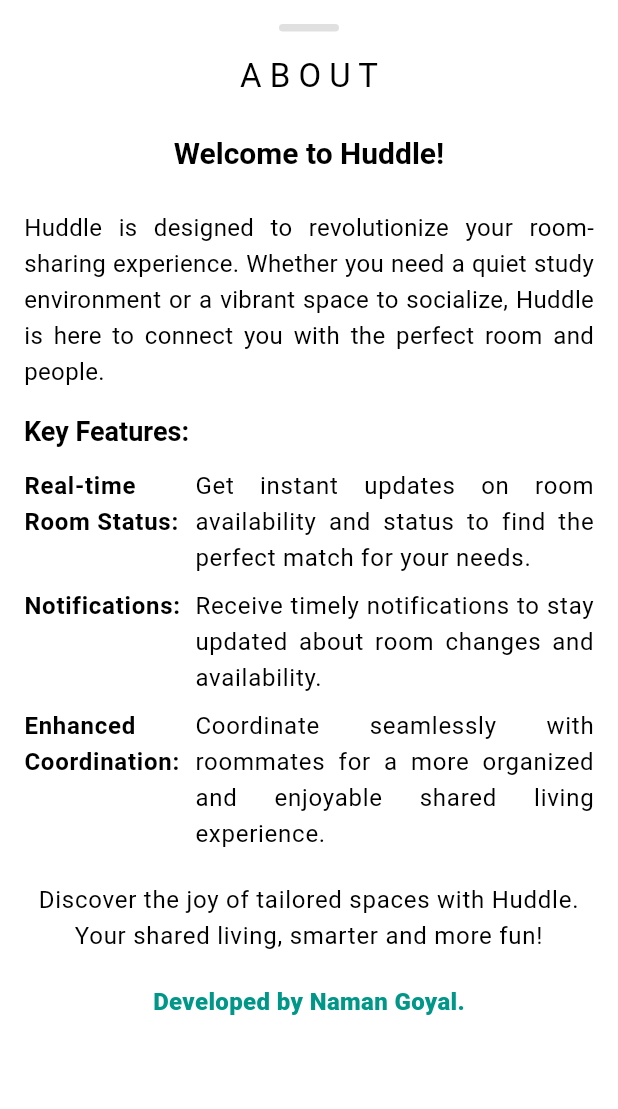
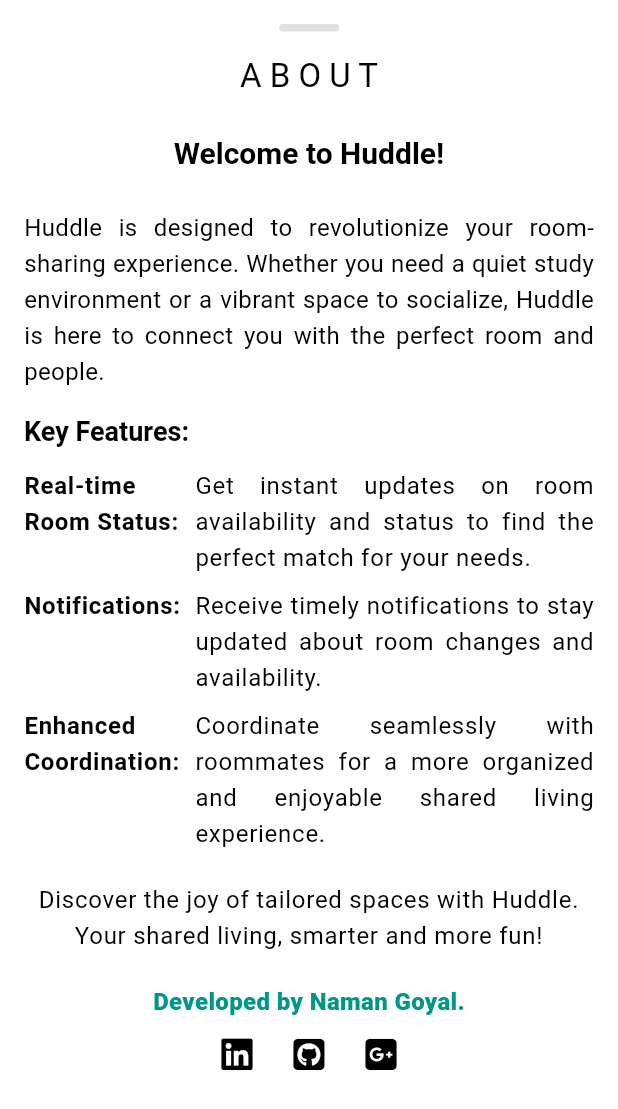
Before and after one commit to NamanGoyalK/Huddle-Flutter-App, a Flutter app: the AboutContent widget shown alone on an empty page, opened directly, on a phone screen of 412 x 824 dp. Shown: the top 1109 px of the screen. Run offline on Flutter 3.47's test engine with Material 3 defaults, Android fonts, the phone set to English and light mode, and no system bars; our stand-ins replace cloud_firestore, equatable, firebase_auth, firebase_core, flutter_bloc, font_awesome_flutter and 2 more; accounts and stored records are empty; generated files the repository leaves out were written again.

Commit message:
Enhance About section: convert AboutContent to StatefulWidget, add social media links with icons, and implement email copy functionality with user feedback.

```diff
--- a/lib/features/settings/presentation/pages/components/about_bottom_sheet.dart
+++ b/lib/features/settings/presentation/pages/components/about_bottom_sheet.dart
@@ -1,4 +1,6 @@
 import 'package:flutter/material.dart';
+import 'package:flutter/services.dart';
+import 'package:font_awesome_flutter/font_awesome_flutter.dart';
 import 'package:url_launcher/url_launcher.dart';
 
 void showAboutBottomSheet(BuildContext context) {
@@ -15,14 +17,31 @@ void showAboutBottomSheet(BuildContext context) {
   );
 }
 
-class AboutContent extends StatelessWidget {
+class AboutContent extends StatefulWidget {
   const AboutContent({super.key});
+
+  @override
+  _AboutContentState createState() => _AboutContentState();
+}
+
+class _AboutContentState extends State<AboutContent> {
+  String helperText = '';
+  final ScrollController _scrollController = ScrollController();
+
+  void _scrollToEnd() {
+    _scrollController.animateTo(
+      _scrollController.position.maxScrollExtent,
+      duration: Duration(milliseconds: 300),
+      curve: Curves.easeOut,
+    );
+  }
 
   @override
   Widget build(BuildContext context) {
     return Padding(
       padding: const EdgeInsets.all(16.0),
       child: SingleChildScrollView(
+        controller: _scrollController,
         child: Column(
           mainAxisSize: MainAxisSize.min,
           crossAxisAlignment: CrossAxisAlignment.start,
@@ -126,7 +145,70 @@ class AboutContent extends StatelessWidget {
                       ),
                     ),
                   ),
-                  Row(),
+                  Row(
+                    crossAxisAlignment: CrossAxisAlignment.center,
+                    mainAxisAlignment: MainAxisAlignment.center,
+                    children: [
+                      IconButton(
+                        onPressed: () async {
+                          const url =
+                              'https://www.linkedin.com/in/naman-goyal-dev';
+                          final uri = Uri.parse(url);
+                          if (await canLaunchUrl(uri)) {
+                            await launchUrl(uri);
+                          } else {
+                            throw 'Could not launch $url';
+                          }
+                        },
+                        icon: Icon(FontAwesomeIcons.linkedin),
+                      ),
+                      IconButton(
+                        onPressed: () async {
+                          const url = 'https://github.com/NamanGoyalK';
+                          final uri = Uri.parse(url);
+                          if (await canLaunchUrl(uri)) {
+                            await launchUrl(uri);
+                          } else {
+                            throw 'Could not launch $url';
+                          }
+                        },
+                        icon: Icon(FontAwesomeIcons.squareGithub),
+                      ),
+                      IconButton(
+                        onPressed: () async {
+                          const email = 'namangoyaldev@gmail.com';
+                          await Clipboard.setData(ClipboardData(text: email));
+                          setState(() {
+                            helperText =
+                                'You can contact me at namangoyaldev@gmail.com. The email address has been copied to your clipboard.';
+                          });
+                          _scrollToEnd();
+                        },
+                        icon: Icon(FontAwesomeIcons.squareGooglePlus),
+                      ),
+                    ],
+                  ),
+                  if (helperText.isNotEmpty) // Conditionally show the text
+                    Padding(
+                      padding: const EdgeInsets.only(top: 8.0),
+                      child: Column(
+                        mainAxisAlignment: MainAxisAlignment.center,
+                        crossAxisAlignment: CrossAxisAlignment.center,
+                        children: [
+                          Text(
+                            helperText,
+                            style: Theme.of(context)
+                                .textTheme
+                                .bodyMedium
+                                ?.copyWith(
+                                  color: Colors.green,
+                                ),
+                            textAlign: TextAlign.center,
+                          ),
+                          const SizedBox(height: 20),
+                        ],
+                      ),
+                    ),
                 ],
               ),
             ),
--- a/pubspec.yaml
+++ b/pubspec.yaml
@@ -44,6 +44,7 @@ dependencies:
   shared_preferences: ^2.0.6
   marquee: ^2.3.0
   url_launcher: ^6.0.20
+  font_awesome_flutter: ^10.8.0
 
 dev_dependencies:
   flutter_launcher_icons: ^0.9.2
```
